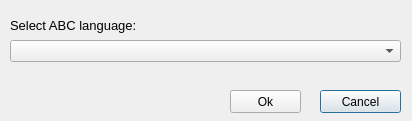
mazbrili/qabcs, file FormSelectLanguage.ui: the form before one commit.
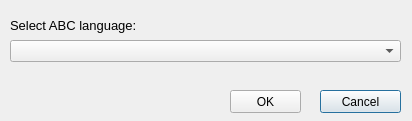
The form after the commit.

The edit to the form file:
```diff
--- a/FormSelectLanguage.ui
+++ b/FormSelectLanguage.ui
@@ -64,7 +64,7 @@
     </rect>
    </property>
    <property name="text">
-    <string>Ok</string>
+    <string>OK</string>
    </property>
   </widget>
  </widget>
```
